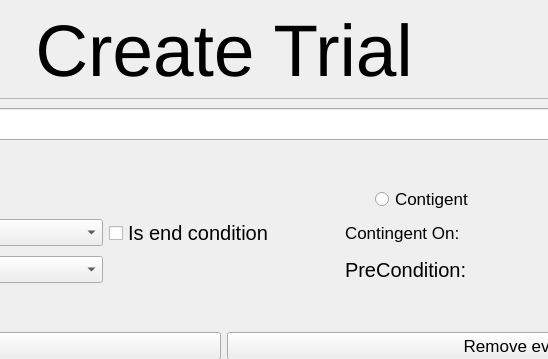
This is UI/create_trial_type.ui in KehatSudri/Behavior_System2.0 as Qt 5 draws it before an edit; both pictures show x 381 to 929 and y 0 to 359 of the 1210 by 875 pixel window. The edited form follows.
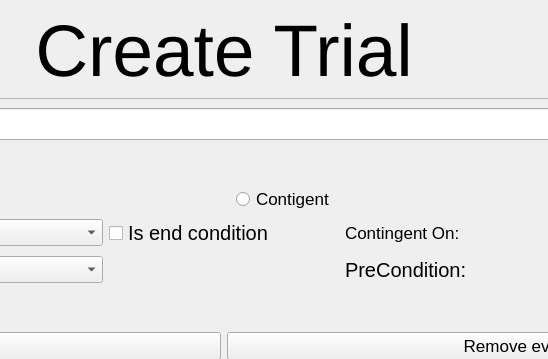
This is the edited form.

Diff of the .ui file:
```diff
--- a/UI/create_trial_type.ui
+++ b/UI/create_trial_type.ui
@@ -203,7 +203,7 @@
                </sizepolicy>
               </property>
               <property name="text">
-               <string>                                                    </string>
+               <string/>
               </property>
              </widget>
             </item>
```
